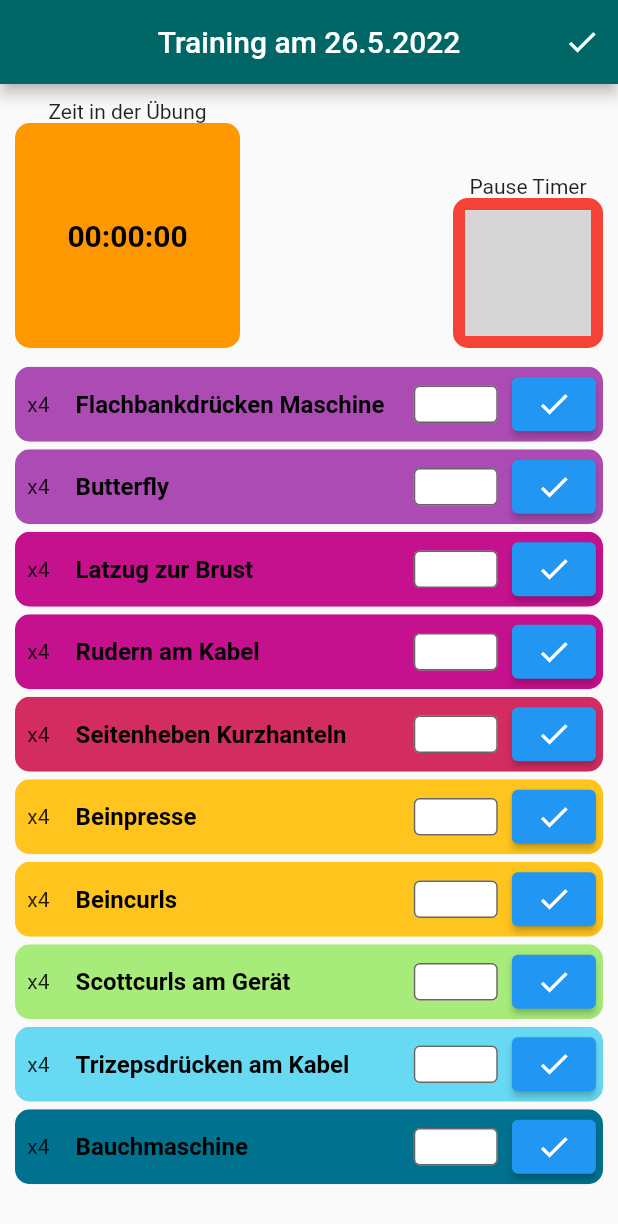
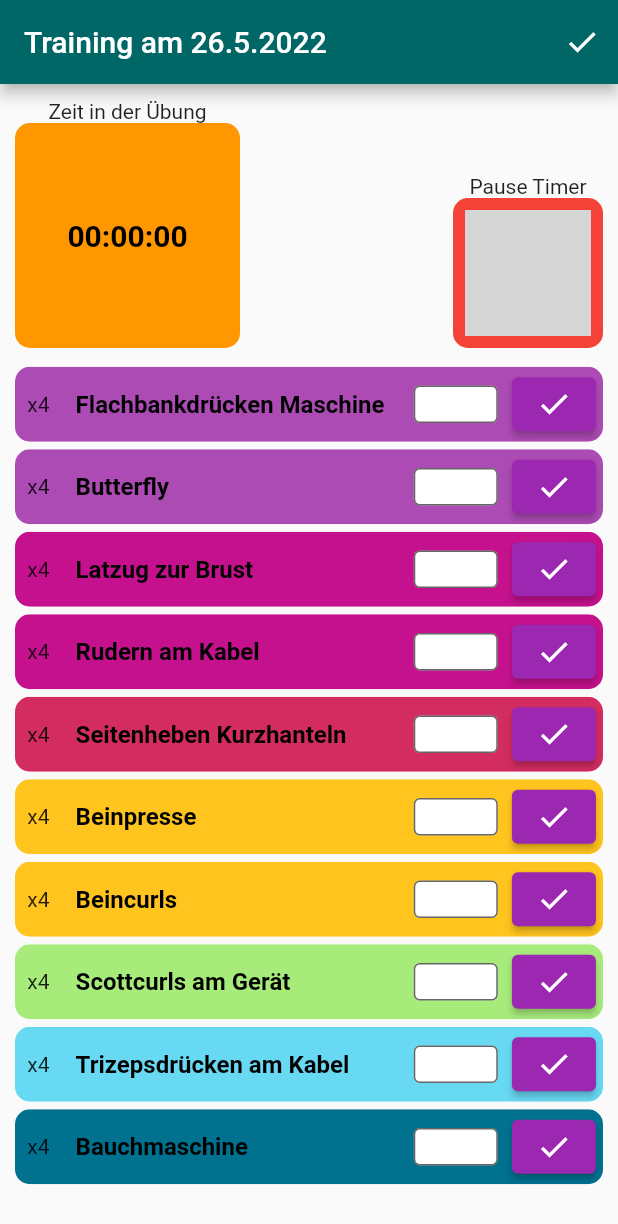
Before and after one commit to JohannesFoltin/FitnessCounter, a Flutter app: the screen it shows after launch, after a tap on "Start Training", on a phone screen of 412 x 824 dp. Shown: the top 1224 px of the screen. Run offline on Flutter 3.47's test engine with Material 2 defaults, Android fonts, the light colour scheme and no system bars; our stand-ins replace google_fonts, shared_preferences, styled_widget; missing offline and left inert: simple_timer; Roboto replaces fonts that are missing (Georgia); grey boxes are pictures that could not be loaded.

Commit message:
added new Uebungsübersicht, während des Trainings new Font

```diff
--- a/lib/views/main.dart
+++ b/lib/views/main.dart
@@ -23,7 +23,8 @@ class MyApp extends StatelessWidget {
       child: MaterialApp(
         title: 'Flutter Demo',
         theme: ThemeData(
-          primarySwatch: Colors.blue,
+          primarySwatch: Colors.purple,
+          fontFamily: 'Georgia',
         ),
         routes: {
           'home': (context) => MyHomePage(),
@@ -42,8 +43,6 @@ class MyHomePage extends StatefulWidget {
 }
 
 class _MyHomePageState extends State<MyHomePage> {
-
-
   @override
   Widget build(BuildContext context) {
     Widget? myWidget;
@@ -54,13 +53,8 @@ class _MyHomePageState extends State<MyHomePage> {
     }
     return Scaffold(
       appBar: AppBar(
-        title: Text("Fitness 3000", style: GoogleFonts.notoSans())
-            .textColor(Colors.black)
-            .fontSize(25),
-        centerTitle: true,
-        elevation: 0,
-        backgroundColor: Colors.transparent,
-      ),
+          title: Text("Fitness 3000",
+              style: Theme.of(context).textTheme.headlineMedium)),
       body: myWidget,
     );
   }
--- a/lib/views/onFitness.dart
+++ b/lib/views/onFitness.dart
@@ -2,6 +2,7 @@ import 'dart:async';
 
 import 'package:fitness_f/models/datalayer.dart';
 import 'package:fitness_f/views/main.dart';
+import 'package:fitness_f/views/uebungVisualiser.dart';
 import 'package:flutter/material.dart';
 import 'package:provider/provider.dart';
 import 'package:simple_timer/simple_timer.dart';
@@ -164,7 +165,6 @@ class _OnFitness extends State<OnFitness> with SingleTickerProviderStateMixin {
     return AppBar(
       backgroundColor: HexColor.fromHex("#006666"),
       automaticallyImplyLeading: false,
-      centerTitle: true,
       title: Text("Training am " +
           DateTime.now().day.toString() +
           "." +
@@ -281,7 +281,14 @@ class UebungItem implements ListItem {
                 Expanded(
                   flex: 4,
                   child: TextButton(
-                    onPressed: () => {print("tse"), _showInfoScreen(context)},
+                    onPressed: () => {
+                      Navigator.push(
+                          context,
+                          MaterialPageRoute(
+                              builder: ((context) => UebungVisualiser(
+                                    uebung: uebung,
+                                  ))))
+                    },
                     style: TextButton.styleFrom(
                       alignment: Alignment.centerLeft,
                       primary: Colors.black,
--- a/lib/views/trainingOverview.dart
+++ b/lib/views/trainingOverview.dart
@@ -16,11 +16,6 @@ class _TrainingOverview extends State<TrainingOverview> {
     return Scaffold(
       appBar: AppBar(
         title: Text("Tranings Übersicht"),
-        actions: [
-          IconButton(
-              onPressed: () => {Navigator.pop(context)},
-              icon: Icon(Icons.arrow_back))
-        ],
       ),
       body: SafeArea(
         child: ListView.builder(
```
Also changed, not shown: lib/views/uebungVisualiser.dart (+105 -23 lines).
